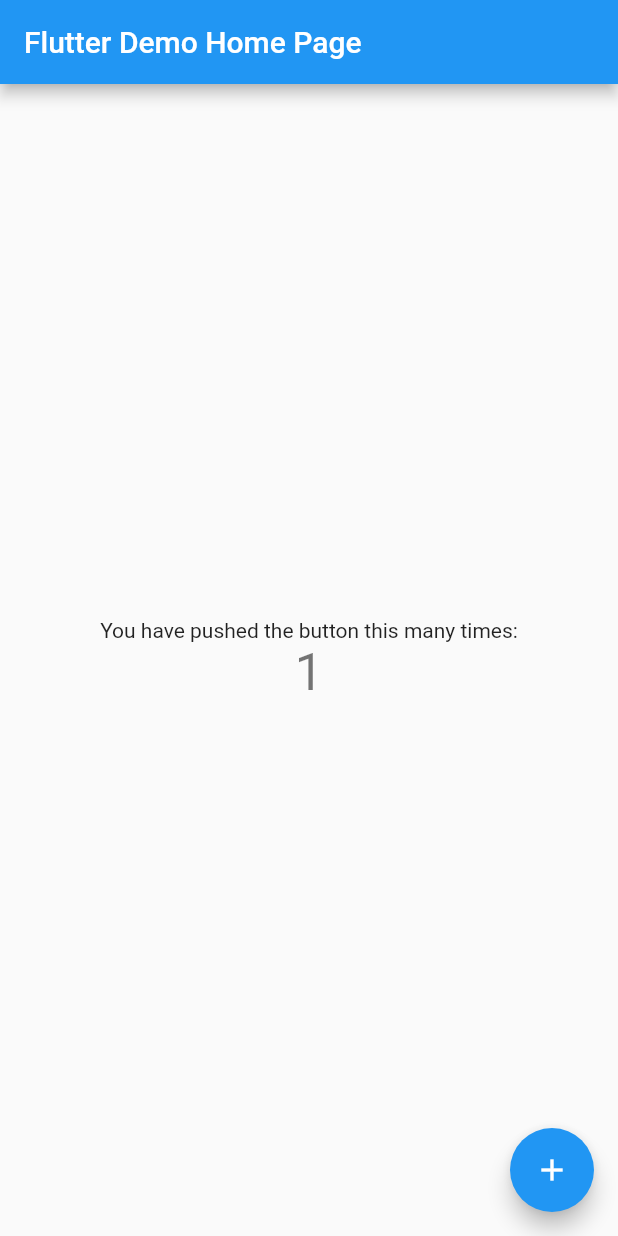
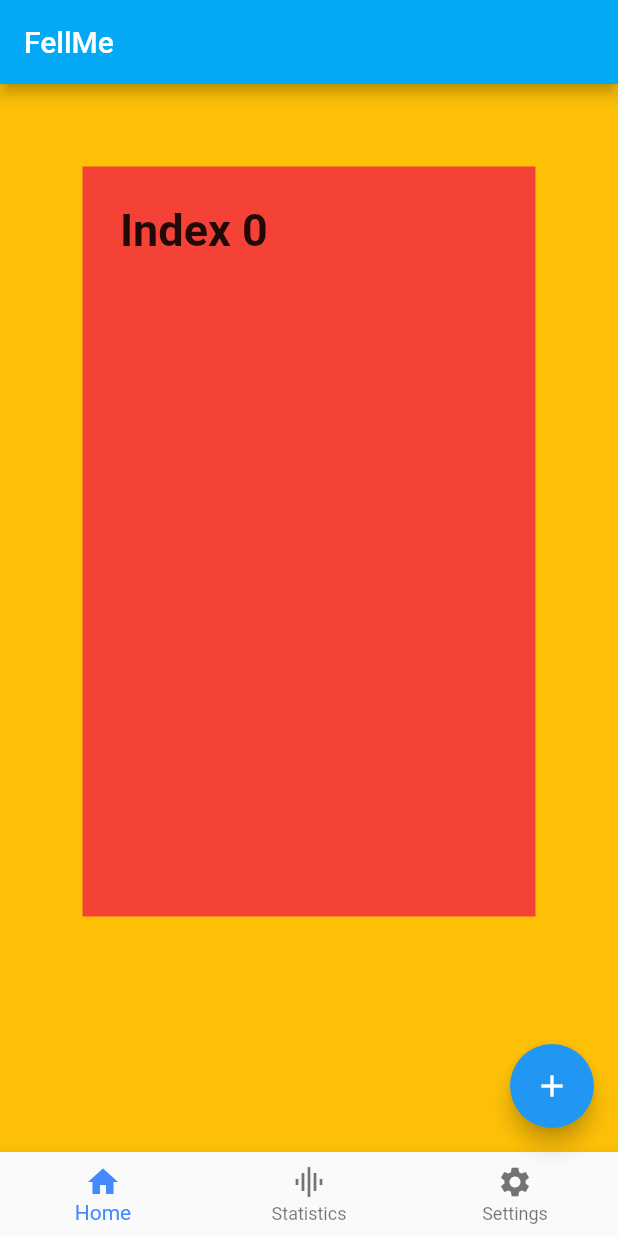
Before and after one commit to swedishsailor/feelme, a Flutter app: the screen it shows after launch, after a tap on the "add" icon, on a phone screen of 412 x 824 dp. Run offline on Flutter 3.47's test engine with Material 2 defaults, Android fonts, the phone set to English and light mode, and no system bars.

Commit message:
basic layout

```diff
--- a/lib/main.dart
+++ b/lib/main.dart
@@ -7,109 +7,90 @@
 class MyApp extends StatelessWidget {
   const MyApp({Key? key}) : super(key: key);
 
-  // This widget is the root of your application.
+  static const String _appTitle = 'FeelMe';
+
   @override
   Widget build(BuildContext context) {
     return MaterialApp(
-      title: 'Flutter Demo',
-      theme: ThemeData(
-        // This is the theme of your application.
-        //
-        // Try running your application with "flutter run". You'll see the
-        // application has a blue toolbar. Then, without quitting the app, try
-        // changing the primarySwatch below to Colors.green and then invoke
-        // "hot reload" (press "r" in the console where you ran "flutter run",
-        // or simply save your changes to "hot reload" in a Flutter IDE).
-        // Notice that the counter didn't reset back to zero; the application
-        // is not restarted.
-        primarySwatch: Colors.blue,
-      ),
-      home: const MyHomePage(title: 'Flutter Demo Home Page'),
+      title: _appTitle,
+      home: _MyStateffulWidget(),
     );
   }
 }
 
-class MyHomePage extends StatefulWidget {
-  const MyHomePage({Key? key, required this.title}) : super(key: key);
-
-  // This widget is the home page of your application. It is stateful, meaning
-  // that it has a State object (defined below) that contains fields that affect
-  // how it looks.
-
-  // This class is the configuration for the state. It holds the values (in this
-  // case the title) provided by the parent (in this case the App widget) and
-  // used by the build method of the State. Fields in a Widget subclass are
-  // always marked "final".
-
-  final String title;
+class _MyStateffulWidget extends StatefulWidget {
+  const _MyStateffulWidget({Key? key}) : super(key: key);
 
   @override
-  State<MyHomePage> createState() => _MyHomePageState();
+  State<_MyStateffulWidget> createState() => __MyStateffulWidgetState();
 }
 
-class _MyHomePageState extends State<MyHomePage> {
-  int _counter = 0;
-
-  void _incrementCounter() {
+class __MyStateffulWidgetState extends State<_MyStateffulWidget> {
+  int _selectedIndex = 0;
+  static const TextStyle optionStyle = TextStyle(
+    fontSize: 30,
+    fontWeight: FontWeight.bold,
+  );
+  static const List<Widget> _widgetOptions = <Widget>[
+    Text(
+      'Index 0',
+      style: optionStyle,
+    ),
+    Text(
+      'Index 1',
+      style: optionStyle,
+    ),
+    Text(
+      'Index 2',
+      style: optionStyle,
+    ),
+  ];
+  void _onItemTapped(int index) {
     setState(() {
-      // This call to setState tells the Flutter framework that something has
-      // changed in this State, which causes it to rerun the build method below
-      // so that the display can reflect the updated values. If we changed
-      // _counter without calling setState(), then the build method would not be
-      // called again, and so nothing would appear to happen.
-      _counter++;
+      _selectedIndex = index;
     });
   }
 
   @override
   Widget build(BuildContext context) {
-    // This method is rerun every time setState is called, for instance as done
-    // by the _incrementCounter method above.
-    //
-    // The Flutter framework has been optimized to make rerunning build methods
-    // fast, so that you can just rebuild anything that needs updating rather
-    // than having to individually change instances of widgets.
     return Scaffold(
+      backgroundColor: Colors.amber,
       appBar: AppBar(
-        // Here we take the value from the MyHomePage object that was created by
-        // the App.build method, and use it to set our appbar title.
-        title: Text(widget.title),
-      ),
-      body: Center(
-        // Center is a layout widget. It takes a single child and positions it
-        // in the middle of the parent.
-        child: Column(
-          // Column is also a layout widget. It takes a list of children and
-          // arranges them vertically. By default, it sizes itself to fit its
-          // children horizontally, and tries to be as tall as its parent.
-          //
-          // Invoke "debug painting" (press "p" in the console, choose the
-          // "Toggle Debug Paint" action from the Flutter Inspector in Android
-          // Studio, or the "Toggle Debug Paint" command in Visual Studio Code)
-          // to see the wireframe for each widget.
-          //
-          // Column has various properties to control how it sizes itself and
-          // how it positions its children. Here we use mainAxisAlignment to
-          // center the children vertically; the main axis here is the vertical
-          // axis because Columns are vertical (the cross axis would be
-          // horizontal).
-          mainAxisAlignment: MainAxisAlignment.center,
-          children: <Widget>[
-            const Text(
-              'You have pushed the button this many times:',
-            ),
-            Text(
-              '$_counter',
-              style: Theme.of(context).textTheme.headline4,
-            ),
-          ],
-        ),
+          backgroundColor: Colors.lightBlue, title: const Text('FellMe')),
+      body: Container(
+        //child: const Text('Essa'),
+        margin: const EdgeInsets.all(55),
+        padding: const EdgeInsets.all(25),
+        color: Colors.red,
+        height: 500,
+        width: 600,
+        child: _widgetOptions.elementAt(_selectedIndex),
       ),
       floatingActionButton: FloatingActionButton(
-        onPressed: _incrementCounter,
-        tooltip: 'Increment',
-        child: const Icon(Icons.add),
-      ), // This trailing comma makes auto-formatting nicer for build methods.
+          child: Icon(Icons.add),
+          onPressed: () {
+            print('pressed');
+          }),
+      bottomNavigationBar: BottomNavigationBar(
+        items: const <BottomNavigationBarItem>[
+          BottomNavigationBarItem(
+            backgroundColor: Colors.indigoAccent,
+            icon: Icon(Icons.home),
+            label: 'Home',
+          ),
+          BottomNavigationBarItem(
+            icon: Icon(Icons.graphic_eq),
+            label: 'Statistics',
+          ),
+          BottomNavigationBarItem(
+            icon: Icon(Icons.settings),
+            label: 'Settings',
+          ),
+        ],
+        selectedItemColor: Colors.blueAccent,
+        currentIndex: _selectedIndex,
+        onTap: _onItemTapped,
+      ),
     );
   }
 }
--- a/pubspec.yaml
+++ b/pubspec.yaml
@@ -1,5 +1,5 @@
 name: feelme
-description: A new Flutter project.
+description: Mental health controller app.
 
 # The following line prevents the package from being accidentally published to
 # pub.dev using `flutter pub publish`. This is preferred for private packages.
```
Also changed, not shown: 1 other file.
